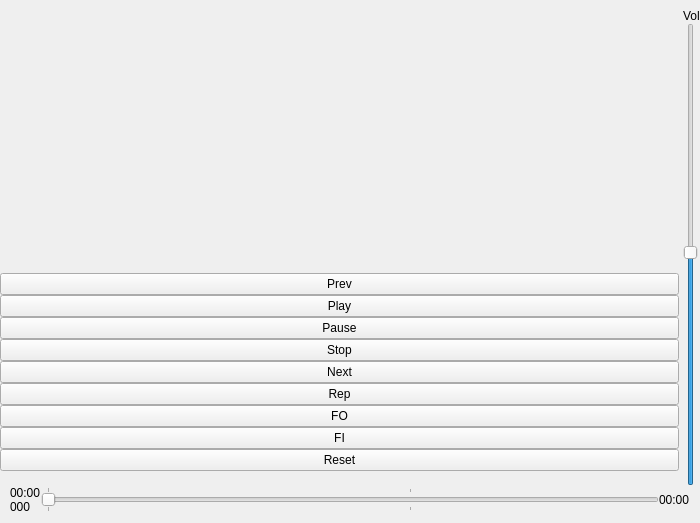
First picture: the form in GUI/main_window.ui, repository Eugene-q/PresenterPlayer, before the edit.
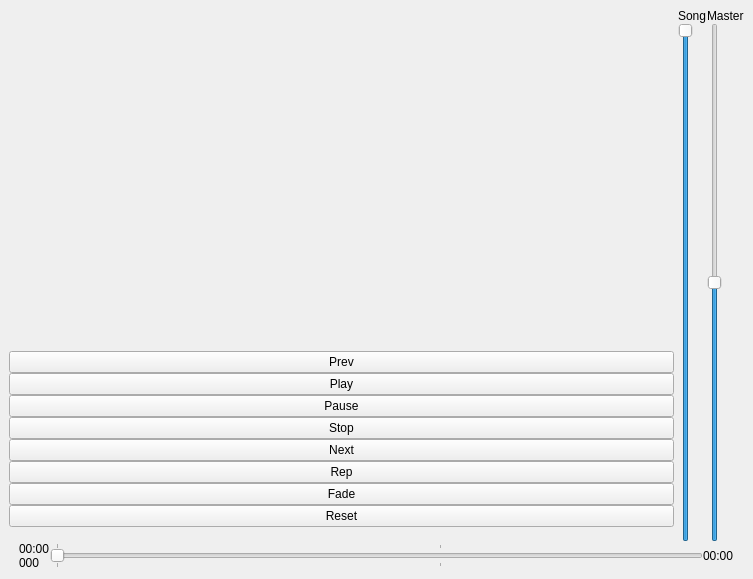
Second picture: the form after the edit.

```diff
--- a/GUI/main_window.ui
+++ b/GUI/main_window.ui
@@ -6,8 +6,8 @@
    <rect>
     <x>0</x>
     <y>0</y>
-    <width>700</width>
-    <height>523</height>
+    <width>753</width>
+    <height>579</height>
    </rect>
   </property>
   <property name="sizePolicy">
@@ -41,16 +41,10 @@
      <height>0</height>
     </size>
    </property>
-   <layout class="QVBoxLayout" name="verticalLayout_2">
+   <layout class="QVBoxLayout" name="verticalLayout">
     <property name="spacing">
      <number>0</number>
     </property>
-    <property name="leftMargin">
-     <number>0</number>
-    </property>
-    <property name="rightMargin">
-     <number>0</number>
-    </property>
     <item>
      <layout class="QHBoxLayout" name="layoutListPlayer" stretch="0,0">
       <property name="spacing">
@@ -152,16 +146,12 @@
              </widget>
             </item>
             <item>
-             <widget class="QPushButton" name="buttonFadeOut">
+             <widget class="QPushButton" name="buttonFading">
               <property name="text">
-               <string>FO</string>
+               <string>Fade</string>
               </property>
-             </widget>
-            </item>
-            <item>
-             <widget class="QPushButton" name="buttonFadeIn">
-              <property name="text">
-               <string>FI</string>
+              <property name="checkable">
+               <bool>true</bool>
               </property>
              </widget>
             </item>
@@ -175,7 +165,7 @@
            </layout>
           </item>
           <item>
-           <layout class="QVBoxLayout" name="layoutVol">
+           <layout class="QHBoxLayout" name="horizontalLayout">
             <property name="spacing">
              <number>0</number>
             </property>
@@ -183,14 +173,43 @@
              <number>4</number>
             </property>
             <item>
-             <widget class="QLabel" name="labelVol">
+             <layout class="QVBoxLayout" name="verticalLayout_3">
+              <item>
+               <widget class="QLabel" name="label_2">
               <property name="text">
-               <string>Vol</string>
+                 <string>Song</string>
               </property>
              </widget>
             </item>
             <item>
-             <widget class="QSlider" name="sliderVol">
+               <widget class="QSlider" name="sliderSongVol">
+                <property name="maximum">
+                 <number>100</number>
+                </property>
+                <property name="value">
+                 <number>100</number>
+                </property>
+                <property name="orientation">
+                 <enum>Qt::Vertical</enum>
+                </property>
+               </widget>
+              </item>
+             </layout>
+            </item>
+            <item>
+             <layout class="QVBoxLayout" name="verticalLayout_4">
+              <item>
+               <widget class="QLabel" name="label_3">
+                <property name="text">
+                 <string>Master</string>
+                </property>
+               </widget>
+              </item>
+              <item>
+               <widget class="QSlider" name="sliderMasterVol">
+                <property name="maximum">
+                 <number>100</number>
+                </property>
               <property name="value">
                <number>50</number>
               </property>
@@ -206,6 +225,11 @@
        </layout>
       </item>
      </layout>
+      </item>
+     </layout>
+    </item>
+    <item>
+     <layout class="QHBoxLayout" name="layoutVolumeRange"/>
     </item>
     <item>
      <layout class="QHBoxLayout" name="layoutPlaybackRange">
```
Lines whose indentation alone changed are shown as unchanged.
